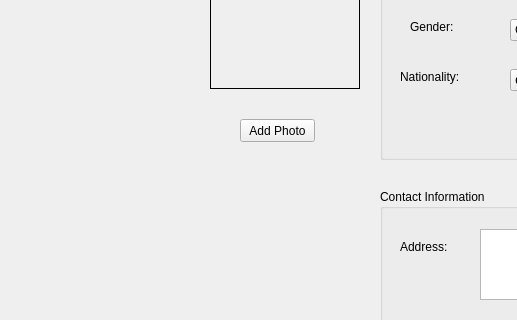
The window that editteacherdialog.ui (thenewcoder/school-administration-system) describes before a commit, drawn with Qt 5; both pictures show x 0 to 517 and y 151 to 471 of the 942 by 731 pixel window.
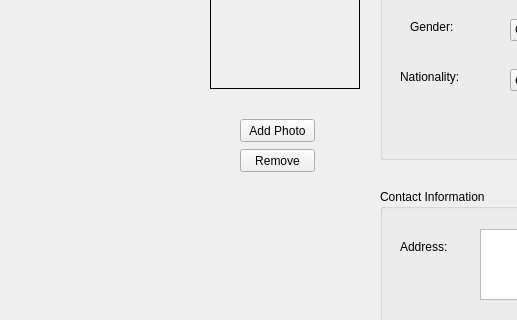
The same window after the commit. Icons and pictures are not drawn.

Commit message: Added remove photo button for the edit teacher and student dialogs.

Patch:
```diff
--- a/editteacherdialog.ui
+++ b/editteacherdialog.ui
@@ -260,6 +260,19 @@
     <set>QDialogButtonBox::Cancel|QDialogButtonBox::Save</set>
    </property>
   </widget>
+  <widget class="QPushButton" name="btnRemove">
+   <property name="geometry">
+    <rect>
+     <x>240</x>
+     <y>300</y>
+     <width>75</width>
+     <height>23</height>
+    </rect>
+   </property>
+   <property name="text">
+    <string>Remove</string>
+   </property>
+  </widget>
  </widget>
  <resources>
   <include location="resources.qrc"/>
```
The commit also changes 3 other files.
